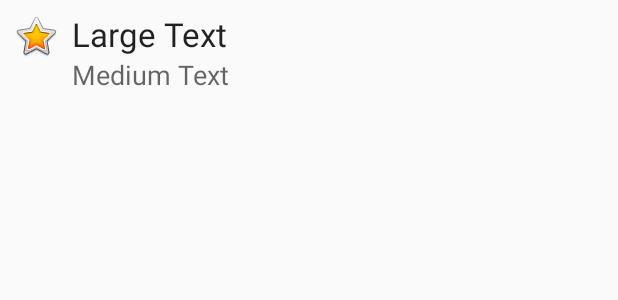
After one commit to Claire0505/MyMaps, an Android app: the layout info_window.xml on its own in the app's theme, with its tools: preview values and no code run, on a phone screen of 412 x 824 dp. The commit adds this screen. Shown: the top 300 px of the screen. Run offline under Robolectric (Android 15) with nearby library versions, the phone set to English and light mode, and no system bars.

Commit message:
實作地圖標示Marker

```diff
--- a/app/build.gradle
+++ b/app/build.gradle
@@ -27,4 +27,5 @@ dependencies {
     testImplementation 'junit:junit:4.12'
     androidTestImplementation 'com.android.support.test:runner:1.0.2'
     androidTestImplementation 'com.android.support.test.espresso:espresso-core:3.0.2'
+    implementation 'com.android.support.constraint:constraint-layout:1.1.3'
 }
--- /dev/null
+++ b/app/src/main/res/layout/info_window.xml
@@ -0,0 +1,48 @@
+<?xml version="1.0" encoding="utf-8"?>
+<android.support.constraint.ConstraintLayout xmlns:android="http://schemas.android.com/apk/res/android"
+    xmlns:app="http://schemas.android.com/apk/res-auto"
+    xmlns:tools="http://schemas.android.com/tools"
+    android:id="@+id/relativeLayout"
+    android:layout_width="wrap_content"
+    android:layout_height="wrap_content"
+    android:orientation="vertical">
+
+    <ImageView
+        android:id="@+id/imageView"
+        android:layout_width="wrap_content"
+        android:layout_height="wrap_content"
+        android:layout_marginStart="8dp"
+        android:layout_marginTop="8dp"
+        app:layout_constraintStart_toStartOf="parent"
+        app:layout_constraintTop_toTopOf="parent"
+        app:srcCompat="@android:drawable/btn_star_big_on"
+        android:contentDescription="@string/app_name" />
+
+
+    <LinearLayout
+        android:layout_width="wrap_content"
+        android:layout_height="wrap_content"
+        android:layout_marginStart="8dp"
+        android:layout_marginTop="8dp"
+        android:orientation="vertical"
+        app:layout_constraintStart_toEndOf="@+id/imageView"
+        app:layout_constraintTop_toTopOf="parent">
+
+        <TextView
+            android:id="@+id/info_title"
+            android:textAppearance="@style/Base.TextAppearance.AppCompat.Large"
+            android:layout_width="wrap_content"
+            android:layout_height="wrap_content"
+            android:layout_gravity="center_horizontal"
+            android:text="Large Text" />
+
+        <TextView
+            android:id="@+id/info_snippet"
+            android:textAppearance="@style/Base.TextAppearance.AppCompat.Medium"
+            android:layout_width="wrap_content"
+            android:layout_height="wrap_content"
+            android:layout_gravity="center_horizontal"
+            android:text="Medium Text" />
+    </LinearLayout>
+
+</android.support.constraint.ConstraintLayout>
```
Also changed, not shown: app/src/main/java/com/claire/mymaps/MapsActivity.java (+50 -4 lines).
